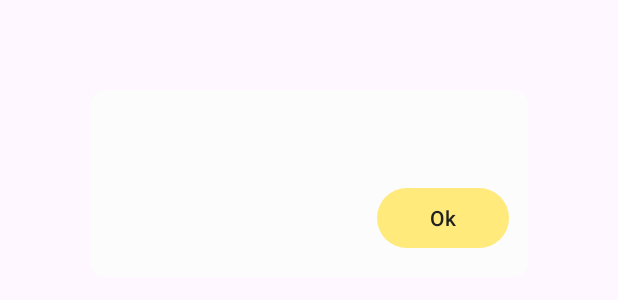
After one commit to Sd023/Entrees, an Android app: the layout common_dialog_layout.xml on its own in the app's theme, with its tools: preview values and no code run, on a phone screen of 412 x 824 dp. The commit adds this screen. Shown: the top 300 px of the screen. Run offline under Robolectric (Android 15) with nearby library versions, the phone set to English and light mode, and no system bars.

Commit message:
Alert dialog, Session expired handled

```diff
--- a/app/build.gradle.kts
+++ b/app/build.gradle.kts
@@ -93,5 +93,6 @@ dependencies {
 
     implementation (libs.androidx.lifecycle.viewmodel.ktx.v231)
 
+    implementation (libs.androidx.core.splashscreen)
 
 }
--- a/app/src/main/AndroidManifest.xml
+++ b/app/src/main/AndroidManifest.xml
@@ -17,6 +17,9 @@
         android:usesCleartextTraffic="true"
         tools:targetApi="31">
         <activity
+            android:name=".SplashActivity"
+            android:exported="false" />
+        <activity
             android:name=".ui.login.LoginScreen"
             android:exported="true">
             <intent-filter>
@@ -30,8 +33,7 @@
             android:exported="false" />
         <activity
             android:name=".BaseActivity"
-            android:exported="false">
-        </activity>
+            android:exported="false"></activity>
     </application>
 
 </manifest>
--- a/app/src/main/java/com/sdapps/entres/BaseView.kt
+++ b/app/src/main/java/com/sdapps/entres/BaseView.kt
@@ -4,4 +4,6 @@ interface BaseView {
 
     fun showError(msg: String)
 
+    fun showAlert(title: String)
+
 }
--- /dev/null
+++ b/app/src/main/res/drawable/dialog_shape.xml
@@ -0,0 +1,5 @@
+<?xml version="1.0" encoding="utf-8"?>
+<shape xmlns:android="http://schemas.android.com/apk/res/android">
+    <solid android:color="@color/white" />
+    <corners android:radius="10dp" />
+</shape>
--- /dev/null
+++ b/app/src/main/res/layout/common_dialog_layout.xml
@@ -0,0 +1,68 @@
+<?xml version="1.0" encoding="utf-8"?>
+<RelativeLayout xmlns:android="http://schemas.android.com/apk/res/android"
+    android:layout_width="match_parent"
+    android:layout_margin="60dp"
+    android:orientation="vertical"
+    android:background="@drawable/dialog_shape"
+    android:layout_height="wrap_content">
+
+    <TextView
+        android:id="@+id/titleDialog"
+        android:layout_width="match_parent"
+        android:layout_height="wrap_content"
+        android:layout_gravity="start"
+        android:layout_marginStart="10dp"
+        android:layout_marginLeft="10dp"
+        android:layout_marginTop="5dp"
+        android:gravity="start|center_vertical"
+        android:paddingStart="5dp"
+        android:paddingTop="5dp"
+        android:paddingEnd="5dp"
+        android:text=""
+        android:textColor="@color/bg_color"
+        android:textSize="25sp" />
+
+
+    <RelativeLayout
+        android:layout_width="match_parent"
+        android:layout_height="wrap_content"
+        android:layout_marginStart="12.5dp"
+        android:layout_below="@id/titleDialog"
+        android:layout_marginEnd="12.5dp"
+        android:layout_marginBottom="10dp">
+
+        <ImageView
+            android:id="@+id/empty"
+            android:layout_width="wrap_content"
+            android:layout_height="wrap_content"
+            android:visibility="gone" />
+
+        <LinearLayout
+            android:id="@+id/dialogButton"
+            android:layout_width="wrap_content"
+            android:layout_height="wrap_content"
+            android:layout_alignParentEnd="true"
+            android:layout_below="@+id/empty"
+            android:layout_marginTop="5dp"
+            android:orientation="horizontal"
+            android:paddingTop="5dp">
+            <Button
+                android:id="@+id/btn_done"
+                style="?attr/materialButtonStyle"
+                android:layout_width="wrap_content"
+                android:layout_height="wrap_content"
+                android:layout_gravity="center"
+                android:layout_marginStart="10dp"
+                android:layout_marginLeft="10dp"
+                android:layout_marginTop="5dp"
+                android:layout_marginBottom="5dp"
+                android:text="Ok"
+                android:textColor="@color/bg_color"
+                />
+
+        </LinearLayout>
+
+
+    </RelativeLayout>
+
+</RelativeLayout>
--- a/gradle/libs.versions.toml
+++ b/gradle/libs.versions.toml
@@ -2,6 +2,7 @@
 agp = "8.1.2"
 androidx-lifecycle-viewmodel-ktx = "2.3.1"
 converter-gson = "2.3.0"
+core-splashscreen = "1.0.1"
 gradle = "8.1.2"
 kotlin = "1.8.0"
 core-ktx = "1.12.0"
@@ -21,6 +22,7 @@ annotation = "1.7.0"
 gms = "4.4.0"
 
 [libraries]
+androidx-core-splashscreen = { module = "androidx.core:core-splashscreen", version.ref = "core-splashscreen" }
 androidx-lifecycle-viewmodel-ktx-v231 = { module = "androidx.lifecycle:lifecycle-viewmodel-ktx", version.ref = "androidx-lifecycle-viewmodel-ktx" }
 converter-gson = { module = "com.squareup.retrofit2:converter-gson", version.ref = "converter-gson" }
 core-ktx = { group = "androidx.core", name = "core-ktx", version.ref = "core-ktx" }
```
Also changed, not shown: app/src/main/java/com/sdapps/entres/BaseActivity.kt (+12 -4 lines), app/src/main/java/com/sdapps/entres/Commons/CommonDialog.kt (added, +35 -0 lines), app/src/main/java/com/sdapps/entres/core/date/DataMembers.kt (added, +8 -0 lines), app/src/main/java/com/sdapps/entres/core/date/db/DBHandler.kt (added, +143 -0 lines), app/src/main/java/com/sdapps/entres/core/date/db/DBHelper.kt (added, +16 -0 lines), app/src/main/java/com/sdapps/entres/fragments/BaseFoodFragment.kt (+7 -1 lines), app/src/main/java/com/sdapps/entres/ui/login/LoginHelper.kt (+7 -3 lines), app/src/main/java/com/sdapps/entres/ui/login/LoginPresenter.kt (+31 -9 lines), app/src/main/java/com/sdapps/entres/ui/login/LoginScreen.kt (+31 -17 lines), app/src/main/assets/entrees.sqlite (added).
